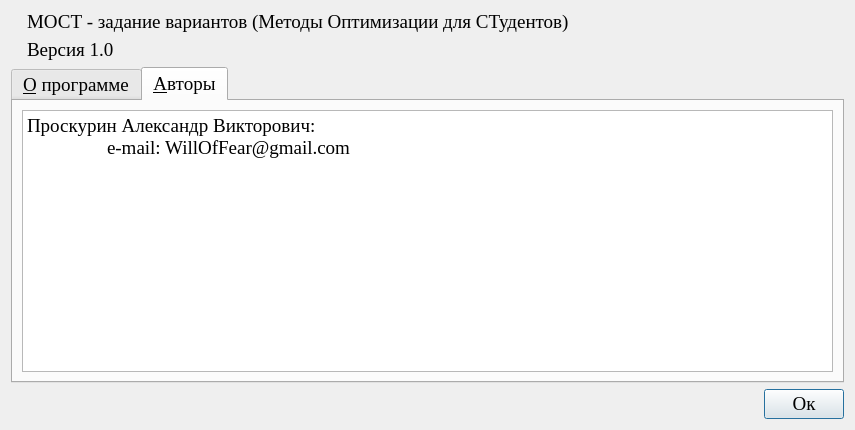
Old version of the form setvariants/ui/aboutProgram.ui in the repository Eliminationzx/optimizationmethods.
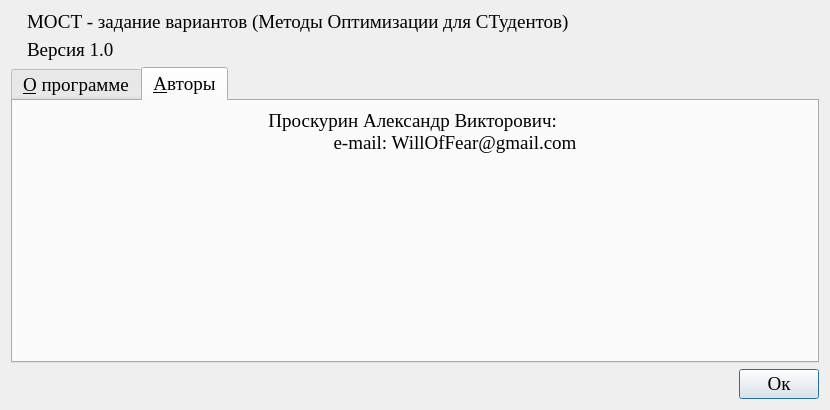
New version of the form. The open tabs and pages were chosen to show the change. Icons and pictures are not drawn.

```diff
--- a/setvariants/ui/aboutProgram.ui
+++ b/setvariants/ui/aboutProgram.ui
@@ -6,8 +6,8 @@
    <rect>
     <x>0</x>
     <y>0</y>
-    <width>855</width>
-    <height>430</height>
+    <width>830</width>
+    <height>410</height>
    </rect>
   </property>
   <property name="minimumSize">
@@ -18,7 +18,7 @@
   </property>
   <property name="maximumSize">
    <size>
-    <width>950</width>
+    <width>900</width>
     <height>500</height>
    </size>
   </property>
@@ -105,11 +105,8 @@
         </attribute>
         <layout class="QGridLayout" name="gridLayout_4">
          <item row="0" column="0">
-          <widget class="QTextEdit" name="textEdit_2">
-           <property name="readOnly">
-            <bool>true</bool>
-           </property>
-           <property name="html">
+          <widget class="QLabel" name="label_5">
+           <property name="text">
             <string>&lt;!DOCTYPE HTML PUBLIC &quot;-//W3C//DTD HTML 4.0//EN&quot; &quot;http://www.w3.org/TR/REC-html40/strict.dtd&quot;&gt;
 &lt;html&gt;&lt;head&gt;&lt;meta name=&quot;qrichtext&quot; content=&quot;1&quot; /&gt;&lt;style type=&quot;text/css&quot;&gt;
 p, li { white-space: pre-wrap; }
@@ -117,6 +114,15 @@
 &lt;p style=&quot; margin-top:0px; margin-bottom:0px; margin-left:0px; margin-right:0px; -qt-block-indent:0; text-indent:0px;&quot;&gt;Проскурин Александр Викторович: &lt;/p&gt;
 &lt;p style=&quot; margin-top:0px; margin-bottom:0px; margin-left:0px; margin-right:0px; -qt-block-indent:0; text-indent:0px;&quot;&gt;	e-mail: WillOfFear@gmail.com&lt;/p&gt;&lt;/body&gt;&lt;/html&gt;</string>
            </property>
+           <property name="alignment">
+            <set>Qt::AlignHCenter|Qt::AlignTop</set>
+           </property>
+           <property name="wordWrap">
+            <bool>true</bool>
+           </property>
+           <property name="textInteractionFlags">
+            <set>Qt::LinksAccessibleByMouse|Qt::TextSelectableByMouse</set>
+           </property>
           </widget>
          </item>
         </layout>
```
Left out of the diff: 13 changed lines with no effect on the pictures.
